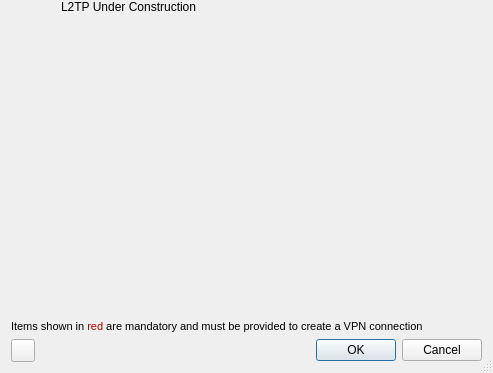
Old version of the form apps/cmstapp/code/vpn_create/ui/vpn_create.ui in the repository andrew-bibb/cmst; both pictures show x 0 to 493 and y 213 to 586 of the 493 by 586 pixel window.
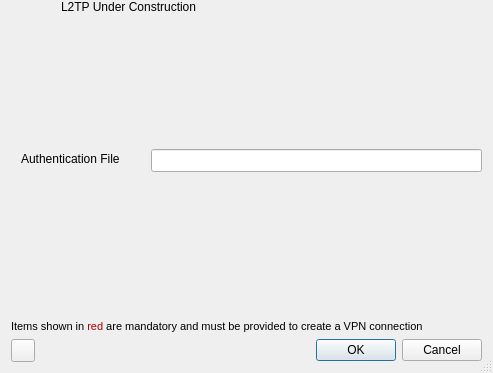
New version of the form. The open tabs and pages were chosen to show the change.

What changed in the file:
```diff
--- a/apps/cmstapp/code/vpn_create/ui/vpn_create.ui
+++ b/apps/cmstapp/code/vpn_create/ui/vpn_create.ui
@@ -565,6 +565,29 @@
         <string>L2TP Under Construction</string>
        </property>
       </widget>
+      <widget class="QLabel" name="label__03_authfile">
+       <property name="geometry">
+        <rect>
+         <x>10</x>
+         <y>170</y>
+         <width>111</width>
+         <height>20</height>
+        </rect>
+       </property>
+       <property name="text">
+        <string>Authentication File</string>
+       </property>
+      </widget>
+      <widget class="QLineEdit" name="lineEdit_03_authfile">
+       <property name="geometry">
+        <rect>
+         <x>140</x>
+         <y>170</y>
+         <width>331</width>
+         <height>23</height>
+        </rect>
+       </property>
+      </widget>
      </widget>
      <widget class="QWidget" name="PPTP">
       <layout class="QGridLayout" name="gridLayout_2">
```
Left out of the diff: 2 changed lines with no effect on the pictures.
